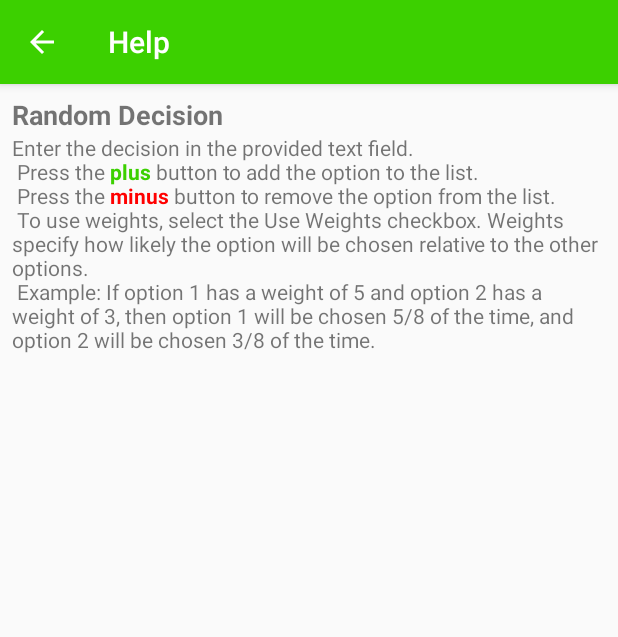
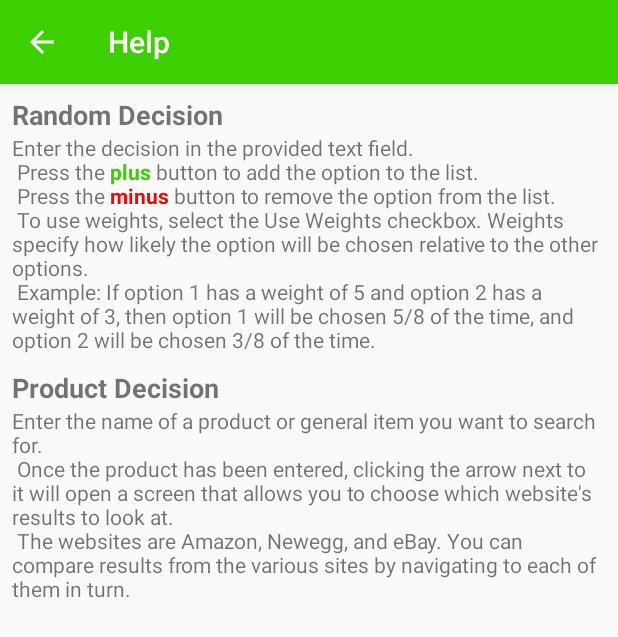
Before and after one commit to dkern27/Snappy-Decisions, an Android app: the HelpActivity screen opened directly, with no data from a screen before it, on a phone screen of 412 x 824 dp. Shown: the top 637 px of the screen. Run offline under Robolectric (Android 15) with nearby library versions, the phone set to English and light mode, and no system bars.

Commit message:
Added Product Decision section to the help screen

```diff
--- a/app/src/main/res/layout/activity_help.xml
+++ b/app/src/main/res/layout/activity_help.xml
@@ -32,6 +32,24 @@
 				android:layout_weight="1"
 				android:bufferType="spannable"
 				android:text="@string/help_random_text" />
+
+			<TextView
+				android:id="@+id/help_product_header"
+				android:layout_width="wrap_content"
+				android:layout_height="wrap_content"
+				android:layout_weight="1"
+				android:text="@string/product_decision"
+				android:textSize="18sp"
+				android:textStyle="bold"
+				android:paddingTop="10dp" />
+
+			<TextView
+				android:id="@+id/help_product_description"
+				android:layout_width="wrap_content"
+				android:layout_height="wrap_content"
+				android:layout_weight="1"
+				android:bufferType="spannable"
+				android:text="@string/help_product_text" />
 		</LinearLayout>
 	</ScrollView>
 </LinearLayout>
--- a/app/src/main/res/values/strings.xml
+++ b/app/src/main/res/values/strings.xml
@@ -13,7 +13,6 @@
 	<string name="enter_product_hint">Enter product name...</string>
 	<string name="make_decision_button">Make Decision</string>
 	<string name="product_rating">Rating:</string>
-	<string name="product_description">Product Description:</string>
 	<string name="distance">Distance: %d miles</string>
 	<string name="filters">Filters</string>
 	<string name="type_string">Type of food:</string>
@@ -42,5 +41,10 @@
 		Example: If option 1 has a weight of 5 and option 2 has a weight of 3, then option 1 will be chosen 5/8 of the time, and option 2 will be chosen 3/8 of the time.
 	</string>
 	<string name="Loading">Loading...</string>
+	<string name="help_product_text">
+		Enter the name of a product or general item you want to search for.\n
+		Once the product has been entered, clicking the arrow next to it will open a screen that allows you to choose which website\'s results to look at.\n
+		The websites are Amazon, Newegg, and eBay. You can compare results from the various sites by navigating to each of them in turn.\n
+	</string>
 
 </resources>
```
